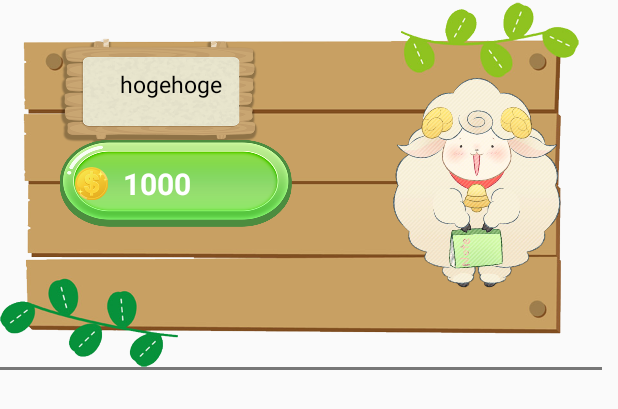
After one commit to NaokiNishizawa/ssa, an Android app: the layout character_list_row.xml on its own in the app's theme, with its tools: preview values and no code run, on a phone screen of 412 x 824 dp. The commit adds this screen. Shown: the top 409 px of the screen. Run offline under Robolectric (Android 15) with nearby library versions, the phone set to English and light mode, and no system bars.

Commit message:
[追加] ショップ機能実装開始。(必要なクラスを作成したのみ)

```diff
--- a/ssa_code/app/src/main/AndroidManifest.xml
+++ b/ssa_code/app/src/main/AndroidManifest.xml
@@ -6,6 +6,7 @@
     <uses-permission android:name="android.permission.RECEIVE_BOOT_COMPLETED"/>
 
     <application
+        android:name=".SsaApplication"
         android:allowBackup="true"
         android:icon="@mipmap/ic_launcher"
         android:label="@string/app_name"
--- a/ssa_code/app/src/main/java/com/study/ssa/SsaSchedule/SsaScheduleManager.java
+++ b/ssa_code/app/src/main/java/com/study/ssa/SsaSchedule/SsaScheduleManager.java
@@ -20,7 +20,7 @@ import com.study.ssa.DB.SsaOpenHelper;
 
 /**
  * 予定管理クラス
- * どこからでも仕様できるようにシングルトンで作成する
+ * どこからでも使用できるようにシングルトンで作成する
  */
 public class SsaScheduleManager {
 
--- /dev/null
+++ b/ssa_code/app/src/main/res/layout/character_list_row.xml
@@ -0,0 +1,77 @@
+<?xml version="1.0" encoding="utf-8"?>
+<LinearLayout xmlns:android="http://schemas.android.com/apk/res/android"
+    android:orientation="vertical"
+    android:layout_width="wrap_content"
+    android:layout_height="wrap_content">
+
+    <RelativeLayout
+        android:id="@+id/character_board"
+        android:layout_width="wrap_content"
+        android:layout_height="wrap_content">
+
+        <ImageView
+            android:background="@mipmap/syouhin"
+            android:layout_width="wrap_content"
+            android:layout_height="wrap_content" />
+
+        <TextView
+            android:id="@+id/character_name"
+            android:layout_width="wrap_content"
+            android:layout_height="wrap_content"
+            android:layout_marginTop="45dp"
+            android:layout_marginLeft="@dimen/dauble_large_margin"
+            android:text="hogehoge"
+            android:textColor="@color/colorBlack"
+            android:textSize="@dimen/small_text_size"
+            android:layout_alignTop="@+id/character_buy"
+            android:layout_alignLeft="@+id/character_buy"/>
+
+        <LinearLayout
+            android:id="@+id/character_buy"
+            android:background="@mipmap/buy_bt"
+            android:layout_width="wrap_content"
+            android:layout_height="wrap_content"
+            android:layout_marginLeft="@dimen/dauble_large_margin"
+            android:layout_centerVertical="true"
+            android:orientation="horizontal">
+
+            <ImageButton
+                android:id="@+id/character_coin_icon"
+                android:layout_width="wrap_content"
+                android:layout_height="wrap_content"
+                android:layout_gravity="center"
+                android:background="@mipmap/coin_icon"
+                android:layout_marginLeft="@dimen/normal_margin"/>
+
+            <TextView
+                android:id="@+id/character_price_text"
+                android:layout_width="0dp"
+                android:layout_height="wrap_content"
+                android:layout_weight="1"
+                android:layout_gravity="center"
+                android:text="1000"
+                android:layout_marginLeft="@dimen/normal_margin"
+                android:textColor="@color/colorWhite"
+                android:textSize="@dimen/text_normal_size"
+                android:textStyle="bold"/>
+
+        </LinearLayout>
+
+        <ImageView
+            android:id="@+id/character_icon"
+            android:src="@mipmap/hituji"
+            android:layout_width="wrap_content"
+            android:layout_height="wrap_content"
+            android:layout_marginLeft="@dimen/dauble_large_margin"
+            android:layout_centerVertical="true"
+            android:layout_toRightOf="@+id/character_buy"/>
+
+    </RelativeLayout>
+
+    <!-- 区切り線 -->
+    <View
+        android:layout_width="match_parent"
+        android:layout_height="2dp"
+        android:background="@color/colorGray"/>
+
+</LinearLayout>
--- a/ssa_code/app/src/main/res/values/dimen.xml
+++ b/ssa_code/app/src/main/res/values/dimen.xml
@@ -4,6 +4,8 @@
     <dimen name="text_little_large_size">25sp</dimen>
     <dimen name="text_large_size">40sp</dimen>
     <dimen name="large_margin">20dp</dimen>
+    <dimen name="dauble_large_margin">40dp</dimen>
+    <dimen name="triple_large_margin">60dp</dimen>
     <dimen name="normal_margin">10dp</dimen>
     <dimen name="small_margin">5dp</dimen>
     <dimen name="small_text_size">15sp</dimen>
```
Also changed, not shown: ssa_code/app/src/main/assets/characterInfo.json (added, +24 -0 lines), ssa_code/app/src/main/java/com/study/ssa/CharacterData/CharacterInfo.java (added, +36 -0 lines), ssa_code/app/src/main/java/com/study/ssa/CharacterData/CharacterInfoManager.java (added, +140 -0 lines), ssa_code/app/src/main/java/com/study/ssa/SsaApplication.java (added, +20 -0 lines), ssa_code/app/src/main/java/com/study/ssa/UI/Adapter/CharacterListAdapter.java (added, +33 -0 lines), ssa_code/app/src/main/java/com/study/ssa/UI/ViewHolder/CharacterListViewHolder.java (added, +30 -0 lines), ssa_code/app/src/main/res/mipmap-xxhdpi/araiguma.png (added), ssa_code/app/src/main/res/mipmap-xxhdpi/debanezumi.png (added), ssa_code/app/src/main/res/mipmap-xxhdpi/hituji.png (added), ssa_code/app/src/main/res/mipmap-xxhdpi/koara.png (added).
